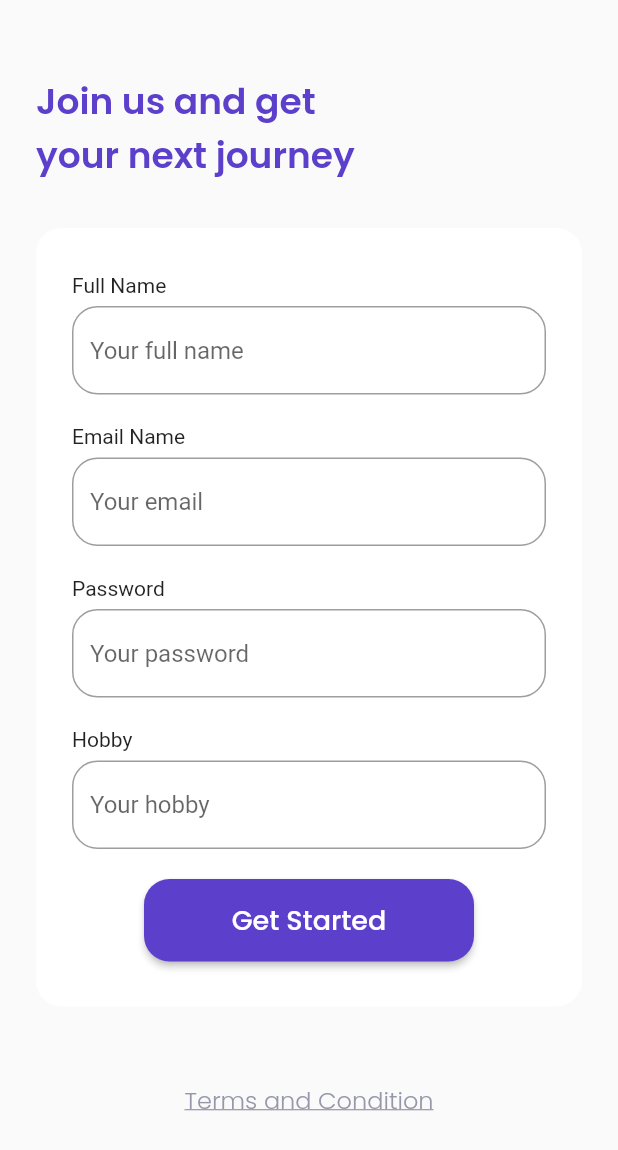
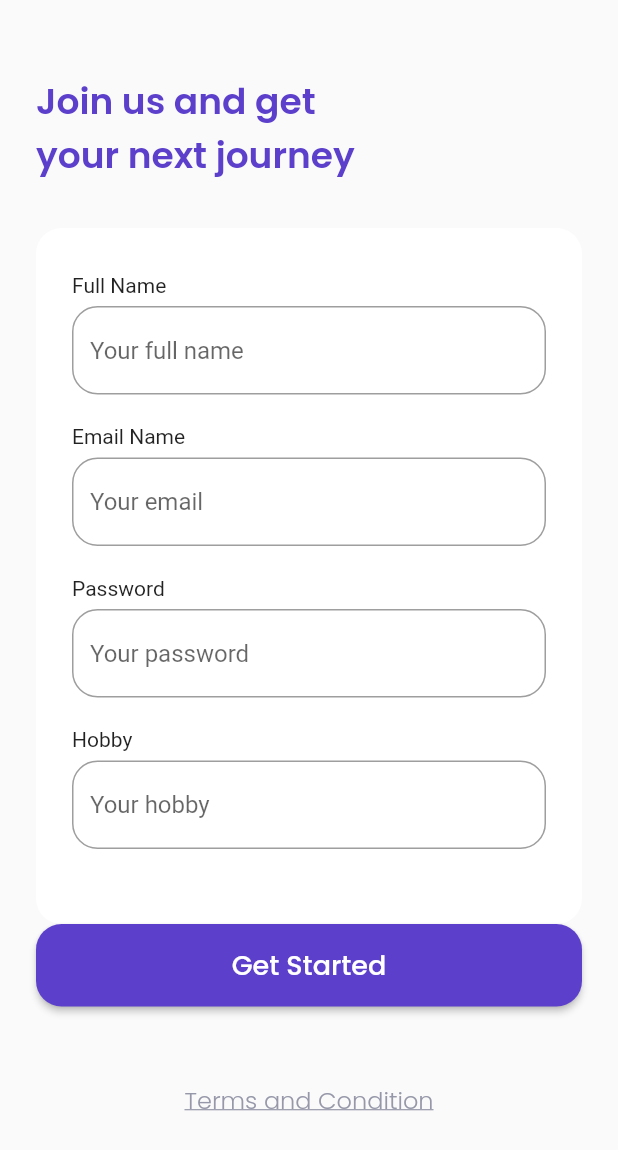
Before and after one commit to uzifauzi/Airplane-App, a Flutter app: the SignUpPage screen opened by its route, on a phone screen of 412 x 824 dp. Shown: the top 1150 px of the screen. Run offline on Flutter 3.47's test engine with Material 2 defaults, Android fonts, the phone set to English and light mode, and no system bars; our stand-ins replace bloc, cloud_firestore, equatable, firebase_auth, firebase_core, flutter_bloc and 2 more; missing offline and left inert: dart:ffi; accounts and stored records are empty.

Commit message:
fix: fix firestore and finish register

```diff
--- a/lib/services/auth_service.dart
+++ b/lib/services/auth_service.dart
@@ -5,7 +5,7 @@ import 'package:firebase_auth/firebase_auth.dart';
 class AuthService {
   FirebaseAuth _auth = FirebaseAuth.instance;
 
-// fungsi sign up
+// fungsi sign up, nilainya berupa usermodel
   Future<UserModel> signUp({
     required String email,
     required String password,
--- a/lib/ui/pages/sign_up_page.dart
+++ b/lib/ui/pages/sign_up_page.dart
@@ -1,38 +1,108 @@
+import 'package:airplane_app/cubit/auth_cubit.dart';
 import 'package:airplane_app/ui/widgets/custom_button.dart';
 import 'package:airplane_app/ui/widgets/custom_text_form_field.dart';
 import 'package:flutter/material.dart';
+import 'package:flutter_bloc/flutter_bloc.dart';
 
 import '../../shared/theme.dart';
 
 class SignUpPage extends StatelessWidget {
-  const SignUpPage({super.key});
+  SignUpPage({super.key});
 
-  @override
-  Widget build(BuildContext context) {
-    return Scaffold(
-      backgroundColor: kBackgroundColor,
-      body: SafeArea(
-          child: ListView(
-        padding: EdgeInsets.symmetric(
-          horizontal: defaultMargin,
-        ),
-        children: [
-          Title(),
-          InputSection(),
-          TacButton(),
-        ],
-      )),
+  TextEditingController nameController = TextEditingController(text: '');
+  TextEditingController emailController = TextEditingController(text: '');
+  TextEditingController passwordController = TextEditingController(text: '');
+  TextEditingController hobbyController = TextEditingController(text: '');
+
+  Widget title() {
+    return Container(
+      margin: EdgeInsets.only(
+        top: 50.0,
+      ),
+      child: Text(
+        'Join us and get\nyour next journey',
+        style: purpleTextStyle.copyWith(fontSize: 24, fontWeight: semiBold),
+      ),
     );
   }
-}
 
-class TacButton extends StatelessWidget {
-  const TacButton({
-    Key? key,
-  }) : super(key: key);
+  Widget inputSection() {
+    return Container(
+      margin: EdgeInsets.only(
+        top: 30.0,
+      ),
+      padding: EdgeInsets.symmetric(
+        horizontal: 24,
+        vertical: 30,
+      ),
+      decoration: BoxDecoration(
+        borderRadius: BorderRadius.circular(defaultRadius),
+        color: kWhiteColor,
+      ),
+      child: Column(
+        children: [
+          CustomTextFormField(
+            controller: nameController,
+            label: 'Full Name',
+            hintText: 'Your full name',
+          ),
+          CustomTextFormField(
+            controller: emailController,
+            label: 'Email Name',
+            hintText: 'Your email',
+            textInputType: TextInputType.emailAddress,
+          ),
+          CustomTextFormField(
+            controller: passwordController,
+            obscureText: true,
+            label: 'Password',
+            hintText: 'Your password',
+          ),
+          CustomTextFormField(
+            controller: hobbyController,
+            label: 'Hobby',
+            hintText: 'Your hobby',
+          ),
+        ],
+      ),
+    );
+  }
 
-  @override
-  Widget build(BuildContext context) {
+  Widget submitButton() {
+    return BlocConsumer<AuthCubit, AuthState>(
+      listener: (context, state) {
+        if (state is AuthSuccess) {
+          Navigator.pushNamedAndRemoveUntil(
+              context, '/bonus', (route) => false);
+        } else if (state is AuthFailed) {
+          print(state.error);
+          ScaffoldMessenger.of(context).showSnackBar(SnackBar(
+            content: Text(state.error),
+          ));
+        }
+      },
+      builder: (context, state) {
+        if (state is AuthLoading) {
+          return Center(
+            child: CircularProgressIndicator(),
+          );
+        }
+        return CustomButton(
+            title: 'Get Started',
+            width: 220,
+            onPressed: () {
+              context.read<AuthCubit>().signUp(
+                    email: emailController.text,
+                    password: passwordController.text,
+                    name: nameController.text,
+                    hobby: hobbyController.text,
+                  );
+            });
+      },
+    );
+  }
+
+  Widget tacButton() {
     return Container(
         alignment: Alignment.center,
         margin: EdgeInsets.only(
@@ -48,76 +118,23 @@ class TacButton extends StatelessWidget {
           ),
         ));
   }
-}
-
-class InputSection extends StatelessWidget {
-  const InputSection({
-    Key? key,
-  }) : super(key: key);
 
   @override
   Widget build(BuildContext context) {
-    return Container(
-      margin: EdgeInsets.only(
-        top: 30.0,
-      ),
-      padding: EdgeInsets.symmetric(
-        horizontal: 24,
-        vertical: 30,
-      ),
-      decoration: BoxDecoration(
-        borderRadius: BorderRadius.circular(defaultRadius),
-        color: kWhiteColor,
-      ),
-      child: Column(
+    return Scaffold(
+      backgroundColor: kBackgroundColor,
+      body: SafeArea(
+          child: ListView(
+        padding: EdgeInsets.symmetric(
+          horizontal: defaultMargin,
+        ),
         children: [
-          CustomTextFormField(
-            label: 'Full Name',
-            hintText: 'Your full name',
-          ),
-          CustomTextFormField(
-            label: 'Email Name',
-            hintText: 'Your email',
-            textInputType: TextInputType.emailAddress,
-          ),
-          CustomTextFormField(
-            label: 'Password',
-            hintText: 'Your password',
-          ),
-          CustomTextFormField(
-            label: 'Hobby',
-            hintText: 'Your hobby',
-          ),
-          CustomButton(
-              title: 'Get Started',
-              width: 220,
-              onPressed: () {
-                Navigator.pushNamed(
-                  context,
-                  '/bonus',
-                );
-              })
+          title(),
+          inputSection(),
+          submitButton(),
+          tacButton(),
         ],
-      ),
+      )),
     );
   }
 }
-
-class Title extends StatelessWidget {
-  const Title({
-    Key? key,
-  }) : super(key: key);
-
-  @override
-  Widget build(BuildContext context) {
-    return Container(
-      margin: EdgeInsets.only(
-        top: 50.0,
-      ),
-      child: Text(
-        'Join us and get\nyour next journey',
-        style: purpleTextStyle.copyWith(fontSize: 24, fontWeight: semiBold),
-      ),
-    );
-  }
-}
--- a/lib/ui/widgets/custom_text_form_field.dart
+++ b/lib/ui/widgets/custom_text_form_field.dart
@@ -5,6 +5,7 @@ class CustomTextFormField extends StatelessWidget {
   final String label;
   final String hintText;
   final bool obscureText;
+  final TextEditingController controller;
   final TextInputType textInputType;
   const CustomTextFormField({
     super.key,
@@ -12,6 +13,7 @@ class CustomTextFormField extends StatelessWidget {
     required this.hintText,
     this.obscureText = false,
     this.textInputType = TextInputType.text,
+    required this.controller,
   });
 
   @override
@@ -30,6 +32,7 @@ class CustomTextFormField extends StatelessWidget {
             height: 6,
           ),
           TextFormField(
+            controller: controller,
             keyboardType: textInputType,
             cursorColor: kBlackColor,
             obscureText: obscureText,
```
Also changed, not shown: lib/cubit/auth_cubit.dart (+23 -0 lines), lib/main.dart (+6 -2 lines).
